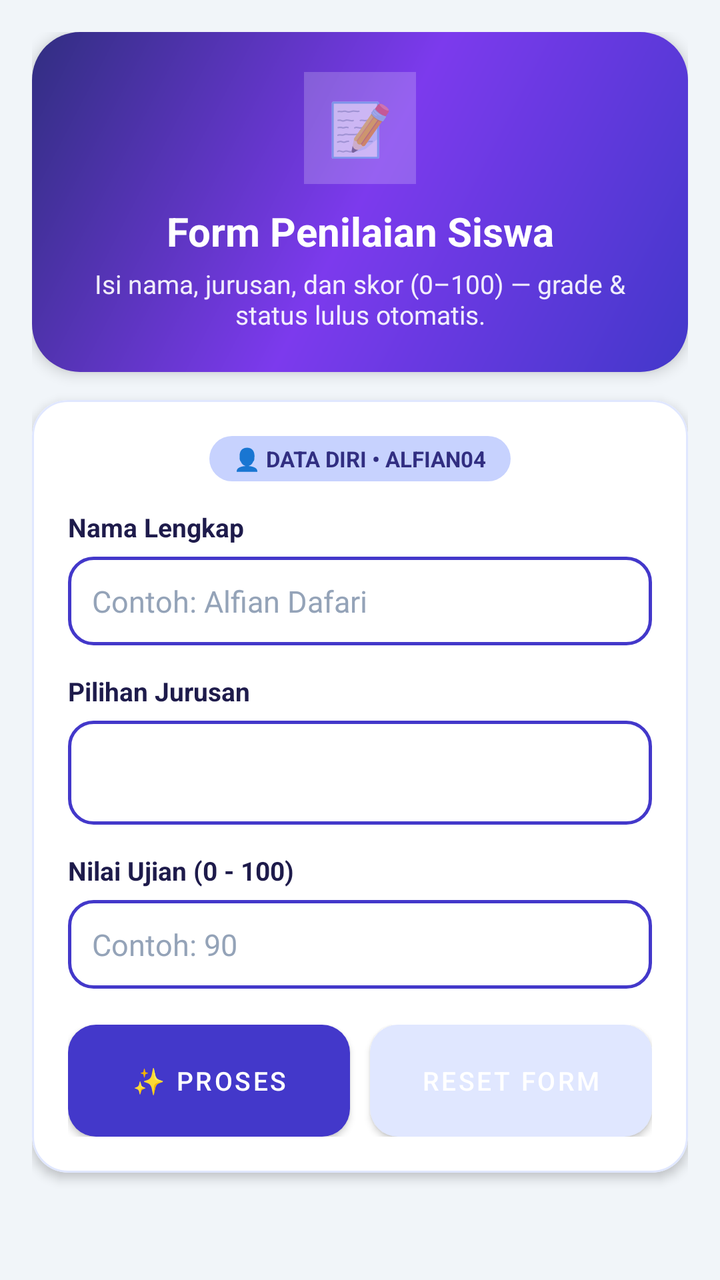
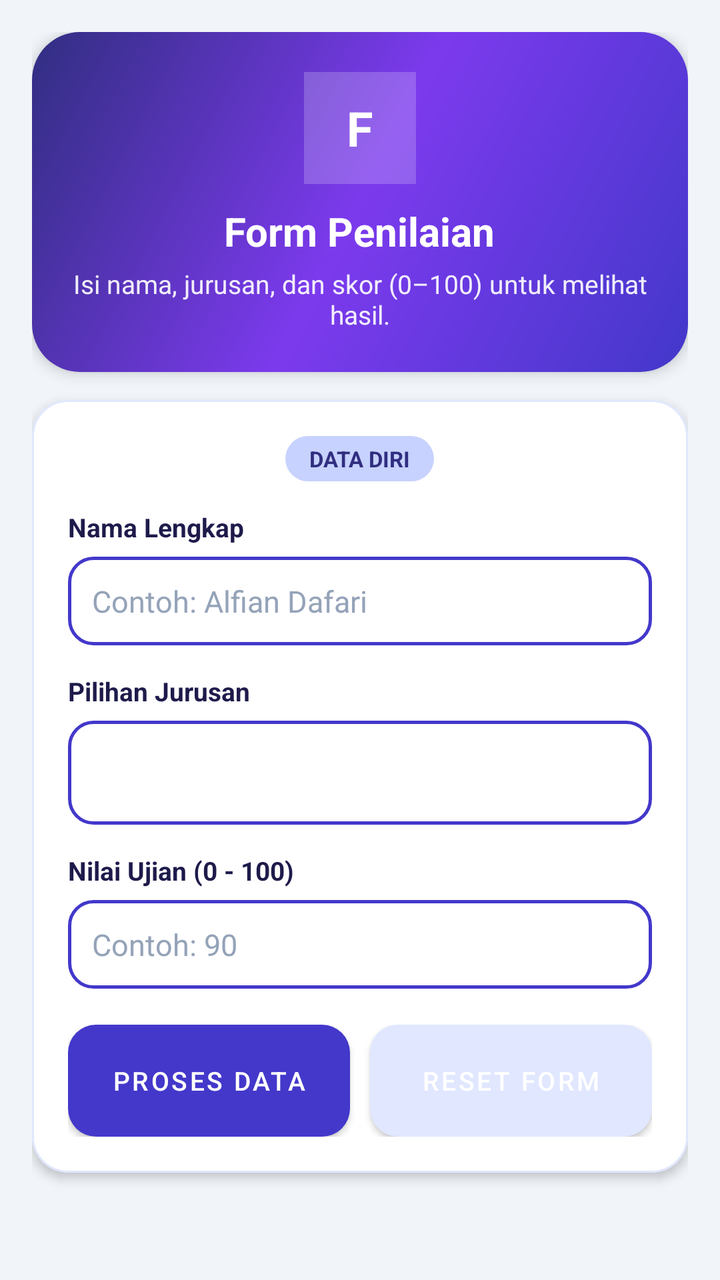

Screens rendered from an Android XML layout before and after an edit, with the pre-edit source and the edit as a unified diff.
<!-- AndroidManifest.xml: application theme Theme.Alfian04 -->
<!-- res/layout/fragment_feature.xml -->
<?xml version="1.0" encoding="utf-8"?>
<ScrollView xmlns:android="http://schemas.android.com/apk/res/android"
    xmlns:app="http://schemas.android.com/apk/res-auto"
    android:layout_width="match_parent"
    android:layout_height="match_parent"
    android:background="@color/background"
    android:fillViewport="true">

    <LinearLayout
        android:layout_width="match_parent"
        android:layout_height="wrap_content"
        android:orientation="vertical"
        android:padding="16dp">

        
        <LinearLayout
            android:layout_width="match_parent"
            android:layout_height="wrap_content"
            android:background="@drawable/bg_hero_banner"
            android:elevation="4dp"
            android:gravity="center_horizontal"
            android:orientation="vertical"
            android:padding="20dp">

            <TextView
                android:layout_width="56dp"
                android:layout_height="56dp"
                android:background="#33FFFFFF"
                android:gravity="center"
                android:text="📝"
                android:textSize="26sp" />

            <TextView
                android:layout_width="wrap_content"
                android:layout_height="wrap_content"
                android:layout_marginTop="10dp"
                android:gravity="center"
                android:text="@string/feature_title"
                android:textColor="@color/white"
                android:textSize="20sp"
                android:textStyle="bold" />

            <TextView
                android:layout_width="match_parent"
                android:layout_height="wrap_content"
                android:layout_marginTop="4dp"
                android:gravity="center"
                android:text="@string/feature_desc"
                android:textColor="#E8FFFFFF"
                android:textSize="13sp" />
        </LinearLayout>

        
        <com.google.android.material.card.MaterialCardView
            android:layout_width="match_parent"
            android:layout_height="wrap_content"
            android:layout_marginTop="14dp"
            app:cardBackgroundColor="@color/card_background"
            app:cardCornerRadius="18dp"
            app:cardElevation="3dp"
            app:strokeColor="@color/divider"
            app:strokeWidth="1dp">

            <LinearLayout
                android:layout_width="match_parent"
                android:layout_height="wrap_content"
                android:orientation="vertical"
                android:padding="18dp">

                <TextView
                    android:layout_width="wrap_content"
                    android:layout_height="wrap_content"
                    android:layout_gravity="center_horizontal"
                    android:background="@drawable/bg_pill_badge"
                    android:paddingStart="12dp"
                    android:paddingEnd="12dp"
                    android:paddingTop="4dp"
                    android:paddingBottom="4dp"
                    android:text="👤 DATA DIRI • ALFIAN04"
                    android:textColor="@color/primary_dark"
                    android:textSize="11sp"
                    android:textStyle="bold" />

                <TextView
                    android:layout_width="wrap_content"
                    android:layout_height="wrap_content"
                    android:layout_marginTop="14dp"
                    android:text="@string/label_name"
                    android:textColor="@color/text_primary"
                    android:textSize="13sp"
                    android:textStyle="bold" />

                <EditText
                    android:id="@+id/et_student_name"
                    android:layout_width="match_parent"
                    android:layout_height="wrap_content"
                    android:layout_marginTop="6dp"
                    android:layout_marginBottom="14dp"
                    android:hint="@string/hint_name"
                    android:inputType="textPersonName"
                    android:padding="12dp"
                    android:textColor="@color/edit_text_color"
                    android:textColorHint="@color/edit_text_hint" />

                <TextView
                    android:layout_width="wrap_content"
                    android:layout_height="wrap_content"
                    android:text="@string/label_jurusan"
                    android:textColor="@color/text_primary"
                    android:textSize="13sp"
                    android:textStyle="bold" />

                <Spinner
                    android:id="@+id/sp_jurusan"
                    android:layout_width="match_parent"
                    android:layout_height="52dp"
                    android:layout_marginTop="6dp"
                    android:layout_marginBottom="14dp"
                    android:background="@drawable/bg_edit_text" />

                <TextView
                    android:layout_width="wrap_content"
                    android:layout_height="wrap_content"
                    android:text="@string/label_score"
                    android:textColor="@color/text_primary"
                    android:textSize="13sp"
                    android:textStyle="bold" />

                <EditText
                    android:id="@+id/et_student_score"
                    android:layout_width="match_parent"
                    android:layout_height="wrap_content"
                    android:layout_marginTop="6dp"
                    android:layout_marginBottom="18dp"
                    android:hint="@string/hint_score"
                    android:inputType="numberDecimal"
                    android:padding="12dp"
                    android:textColor="@color/edit_text_color"
                    android:textColorHint="@color/edit_text_hint" />

                
                <LinearLayout
                    android:layout_width="match_parent"
                    android:layout_height="wrap_content"
                    android:orientation="horizontal">

                    <com.google.android.material.button.MaterialButton
                        android:id="@+id/btn_process_data"
                        android:layout_width="0dp"
                        android:layout_height="56dp"
                        android:layout_marginEnd="5dp"
                        android:layout_weight="1"
                        android:insetTop="0dp"
                        android:insetBottom="0dp"
                        android:text="✨ PROSES"
                        android:textSize="13sp"
                        app:backgroundTint="@color/primary"
                        app:cornerRadius="14dp" />

                    <com.google.android.material.button.MaterialButton
                        android:id="@+id/btn_reset_form"
                        android:layout_width="0dp"
                        android:layout_height="56dp"
                        android:layout_marginStart="5dp"
                        android:layout_weight="1"
                        android:insetTop="0dp"
                        android:insetBottom="0dp"
                        android:text="@string/btn_reset"
                        android:textSize="13sp"
                        app:backgroundTint="@color/divider"
                        app:cornerRadius="14dp" />
                </LinearLayout>

            </LinearLayout>
        </com.google.android.material.card.MaterialCardView>

    </LinearLayout>
</ScrollView>
<!-- resources referenced by this layout -->
<resources>
  <color name="background">#F1F5F9</color>
  <color name="card_background">#FFFFFF</color>
  <color name="divider">#E0E7FF</color>
  <color name="edit_text_color">#1E1B4B</color>
  <color name="edit_text_hint">#94A3B8</color>
  <color name="primary">#4338CA</color>
  <color name="primary_dark">#312E81</color>
  <color name="text_primary">#1E1B4B</color>
  <color name="white">#FFFFFFFF</color>
  <!-- drawable bg_edit_text (drawable) -->
  <?xml version="1.0" encoding="utf-8"?>
  <shape xmlns:android="http://schemas.android.com/apk/res/android"
      android:shape="rectangle">
      <solid android:color="@color/edit_text_background" />
      <stroke
          android:width="1.5dp"
          android:color="@color/primary" />
      <corners android:radius="12dp" />
      <padding
          android:bottom="10dp"
          android:left="14dp"
          android:right="14dp"
          android:top="10dp" />
  </shape>
  <!-- drawable bg_hero_banner (drawable) -->
  <?xml version="1.0" encoding="utf-8"?>
  <shape xmlns:android="http://schemas.android.com/apk/res/android"
      android:shape="rectangle">
      <gradient
          android:angle="135"
          android:startColor="@color/primary"
          android:centerColor="@color/accent"
          android:endColor="@color/primary_dark"
          android:type="linear" />
      <corners android:radius="24dp" />
  </shape>
  <!-- drawable bg_pill_badge (drawable) -->
  <?xml version="1.0" encoding="utf-8"?>
  <shape xmlns:android="http://schemas.android.com/apk/res/android"
      android:shape="rectangle">
      <solid android:color="@color/primary_light" />
      <corners android:radius="50dp" />
  </shape>
  <string name="btn_reset">RESET FORM</string>
  <string name="feature_desc">Isi nama, jurusan, dan skor (0–100) — grade &amp; status lulus otomatis.</string>
  <string name="feature_title">Form Penilaian Siswa</string>
  <string name="hint_name">Contoh: Alfian Dafari</string>
  <string name="hint_score">Contoh: 90</string>
  <string name="label_jurusan">Pilihan Jurusan</string>
  <string name="label_name">Nama Lengkap</string>
  <string name="label_score">Nilai Ujian (0 - 100)</string>
  <style name="Theme.Alfian04" parent="Base.Theme.Alfian04" />
  <color name="edit_text_background">#FFFFFF</color>
  <color name="accent">#7C3AED</color>
  <color name="primary_light">#C7D2FE</color>
  <style name="Base.Theme.Alfian04" parent="Theme.MaterialComponents.DayNight.NoActionBar">
          <item name="colorPrimary">@color/primary</item>
          <item name="colorPrimaryDark">@color/primary_dark</item>
          <item name="colorAccent">@color/accent</item>
          <item name="android:statusBarColor">@color/primary_dark</item>
          <item name="editTextStyle">@style/Widget.Alfian04.EditText</item>
      </style>
  <style name="Widget.Alfian04.EditText" parent="Widget.AppCompat.EditText">
          <item name="android:background">@drawable/bg_edit_text</item>
          <item name="android:textColor">@color/edit_text_color</item>
          <item name="android:textColorHint">@color/edit_text_hint</item>
          <item name="android:textSize">15sp</item>
      </style>
</resources>

<!-- the commit's change to res/layout/fragment_feature.xml (unified diff, before → after) -->
@@ -27,8 +27,10 @@
                 android:layout_height="56dp"
                 android:background="#33FFFFFF"
                 android:gravity="center"
-                android:text="📝"
-                android:textSize="26sp" />
+                android:text="F"
+                android:textColor="@color/white"
+                android:textSize="24sp"
+                android:textStyle="bold" />
 
             <TextView
                 android:layout_width="wrap_content"
@@ -76,7 +78,7 @@
                     android:paddingEnd="12dp"
                     android:paddingTop="4dp"
                     android:paddingBottom="4dp"
-                    android:text="👤 DATA DIRI • ALFIAN04"
+                    android:text="DATA DIRI"
                     android:textColor="@color/primary_dark"
                     android:textSize="11sp"
                     android:textStyle="bold" />
@@ -152,7 +154,7 @@
                         android:layout_weight="1"
                         android:insetTop="0dp"
                         android:insetBottom="0dp"
-                        android:text="✨ PROSES"
+                        android:text="@string/btn_process"
                         android:textSize="13sp"
                         app:backgroundTint="@color/primary"
                         app:cornerRadius="14dp" />
<!-- resource entries referenced after the edit -->
@@ -43,9 +43,10 @@
       <solid android:color="@color/primary_light" />
       <corners android:radius="50dp" />
   </shape>
+  <string name="btn_process">PROSES DATA</string>
   <string name="btn_reset">RESET FORM</string>
-  <string name="feature_desc">Isi nama, jurusan, dan skor (0–100) — grade &amp; status lulus otomatis.</string>
-  <string name="feature_title">Form Penilaian Siswa</string>
+  <string name="feature_desc">Isi nama, jurusan, dan skor (0–100) untuk melihat hasil.</string>
+  <string name="feature_title">Form Penilaian</string>
   <string name="hint_name">Contoh: Alfian Dafari</string>
   <string name="hint_score">Contoh: 90</string>
   <string name="label_jurusan">Pilihan Jurusan</string>
